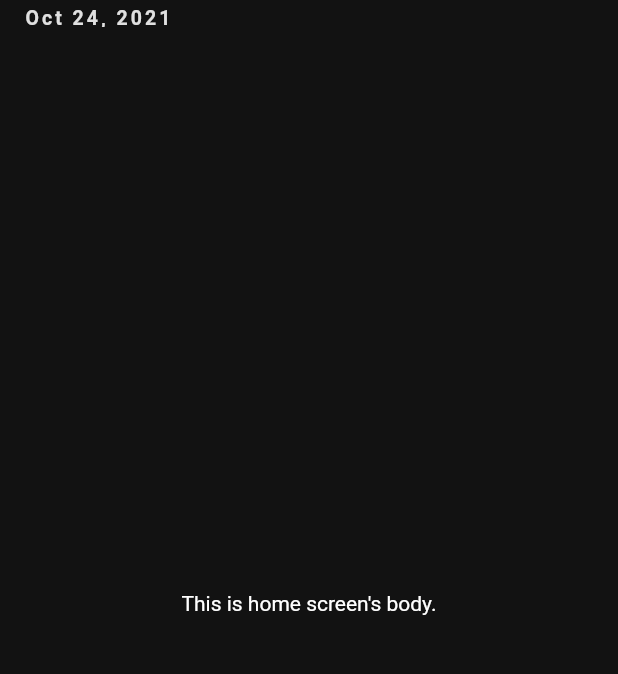
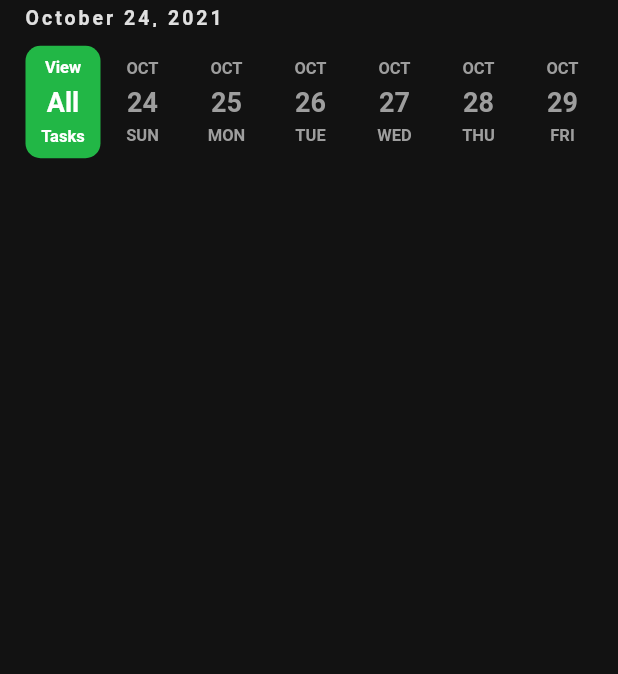
Before and after one commit to yonasalexx/todo_app, a Flutter app: the screen it shows after launch, after a tap on the "lightbulb" icon, on a phone screen of 412 x 824 dp, the part 57-731 px from its top. Run offline on Flutter 3.47's test engine with Material 2 defaults, Android fonts, the phone set to English and light mode, and no system bars; drawn by our look-alikes of date_picker_timeline; our stand-ins replace get, get_storage.

Commit message:
-CREATE- build a horizontal DatePicker and a ViewAllTask Button Along with it

```diff
--- a/lib/constants/app_styles.dart
+++ b/lib/constants/app_styles.dart
@@ -0,0 +1,7 @@
+import 'package:flutter/material.dart';
+
+const datePickerTextStyles = TextStyle(
+  fontSize: 11,
+  fontWeight: FontWeight.w600,
+  color: Colors.grey,
+);
--- /dev/null
+++ b/lib/constants/constants.dart
@@ -0,0 +1,2 @@
+export 'package:todo_app/constants/app_color.dart';
+export 'package:todo_app/constants/app_styles.dart';
--- a/lib/screens/home_screen.dart
+++ b/lib/screens/home_screen.dart
@@ -1,17 +1,83 @@
+import 'package:date_picker_timeline/date_picker_timeline.dart';
 import 'package:flutter/material.dart';
 import 'package:get/get.dart';
-import 'package:todo_app/constants/app_color.dart';
+import 'package:todo_app/constants/constants.dart';
 import 'package:todo_app/constants/services.dart';
 
-class HomeScreen extends StatelessWidget {
+class HomeScreen extends StatefulWidget {
   const HomeScreen({Key? key}) : super(key: key);
 
+  @override
+  State<HomeScreen> createState() => _HomeScreenState();
+}
+
+class _HomeScreenState extends State<HomeScreen> {
+  DateTime _selectedDate = DateTime.now();
   @override
   Widget build(BuildContext context) {
     return Scaffold(
       appBar: _buildAppBar(context),
-      body: const Center(
-        child: Text('This is home screen\'s body.'),
+      body: Column(
+        children: [
+          const SizedBox(height: 10),
+          Row(
+            children: [
+              _buildViewAllTaskButton(),
+              _buildDatePicker(),
+            ],
+          ),
+        ],
+      ),
+    );
+  }
+
+  Expanded _buildDatePicker() {
+    return Expanded(
+      child: DatePicker(
+        DateTime.now(),
+        height: 80,
+        width: 50,
+        selectionColor: AppColor.blue,
+        monthTextStyle: datePickerTextStyles,
+        dateTextStyle: datePickerTextStyles.copyWith(fontSize: 18),
+        dayTextStyle: datePickerTextStyles,
+        onDateChange: (date) => setState(() => _selectedDate = date),
+      ),
+    );
+  }
+
+  GestureDetector _buildViewAllTaskButton() {
+    return GestureDetector(
+      onTap: () {},
+      child: Container(
+        height: 75,
+        width: 50,
+        margin: const EdgeInsets.only(left: 17),
+        padding: const EdgeInsets.symmetric(vertical: 8),
+        decoration: BoxDecoration(
+          color: AppColor.yellow.withRed(290),
+          borderRadius: BorderRadius.circular(10),
+        ),
+        child: Column(
+          mainAxisAlignment: MainAxisAlignment.spaceBetween,
+          children: [
+            Text(
+              'View',
+              style: datePickerTextStyles.copyWith(color: AppColor.white),
+            ),
+            Text(
+              'All',
+              style: datePickerTextStyles.copyWith(
+                fontSize: 18,
+                color: AppColor.white,
+              ),
+            ),
+            Text(
+              'Tasks',
+              style: datePickerTextStyles.copyWith(color: AppColor.white),
+            ),
+          ],
+        ),
       ),
     );
   }
@@ -34,7 +100,7 @@ class HomeScreen extends StatelessWidget {
           ),
           const SizedBox(height: 8),
           Text(
-            'Oct 24, 2021',
+            'October 24, 2021',
             style: TextStyle(
               fontSize: 13,
               color: Get.isDarkMode ? AppColor.lightGrey : AppColor.grey,
@@ -48,7 +114,8 @@ class HomeScreen extends StatelessWidget {
     );
   }
 
-  List<Widget> _buildActions() => [
+  List<Widget> _buildActions() {
+    return [
       IconButton(
         onPressed: () => ThemeServices().changeThemeMode(),
         icon: Icon(
@@ -66,3 +133,4 @@ class HomeScreen extends StatelessWidget {
       ),
     ];
   }
+}
--- a/pubspec.yaml
+++ b/pubspec.yaml
@@ -36,6 +36,7 @@ dependencies:
   cupertino_icons: ^1.0.2
   get:
   get_storage:
+  date_picker_timeline:
 
 dev_dependencies:
   flutter_test:
```
Also changed, not shown: pubspec.lock. Lines whose indentation alone changed are shown as unchanged.
